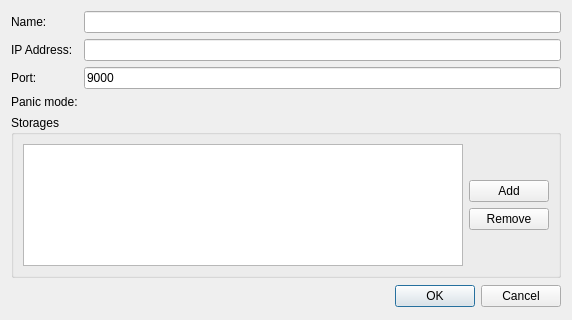
First picture: the form in client/src/ui/dialogs/server_settings_dialog.ui, repository networkoptix/nx_open, before the edit.
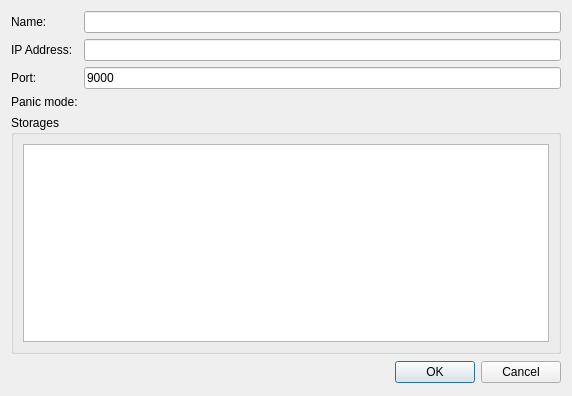
Second picture: the form after the edit.

Commit message:
Removed unused buttons from server dialog.
<==== Mercurial data ====>
Branch: master

Diff of the .ui file:
```diff
--- a/client/src/ui/dialogs/server_settings_dialog.ui
+++ b/client/src/ui/dialogs/server_settings_dialog.ui
@@ -7,7 +7,7 @@
     <x>0</x>
     <y>0</y>
     <width>572</width>
-    <height>320</height>
+    <height>396</height>
    </rect>
   </property>
   <property name="windowTitle">
@@ -148,50 +148,6 @@
         </column>
        </widget>
       </item>
-      <item>
-       <layout class="QVBoxLayout" name="storagesButtonsVerticalLayout">
-        <item>
-         <spacer name="storageTopVerticalSpacer">
-          <property name="orientation">
-           <enum>Qt::Vertical</enum>
-          </property>
-          <property name="sizeHint" stdset="0">
-           <size>
-            <width>20</width>
-            <height>40</height>
-           </size>
-          </property>
-         </spacer>
-        </item>
-        <item>
-         <widget class="QPushButton" name="storageAddButton">
-          <property name="text">
-           <string>Add</string>
-          </property>
-         </widget>
-        </item>
-        <item>
-         <widget class="QPushButton" name="storageRemoveButton">
-          <property name="text">
-           <string>Remove</string>
-          </property>
-         </widget>
-        </item>
-        <item>
-         <spacer name="storageBottomVerticalSpacer">
-          <property name="orientation">
-           <enum>Qt::Vertical</enum>
-          </property>
-          <property name="sizeHint" stdset="0">
-           <size>
-            <width>20</width>
-            <height>40</height>
-           </size>
-          </property>
-         </spacer>
-        </item>
-       </layout>
-      </item>
      </layout>
     </widget>
    </item>
```
